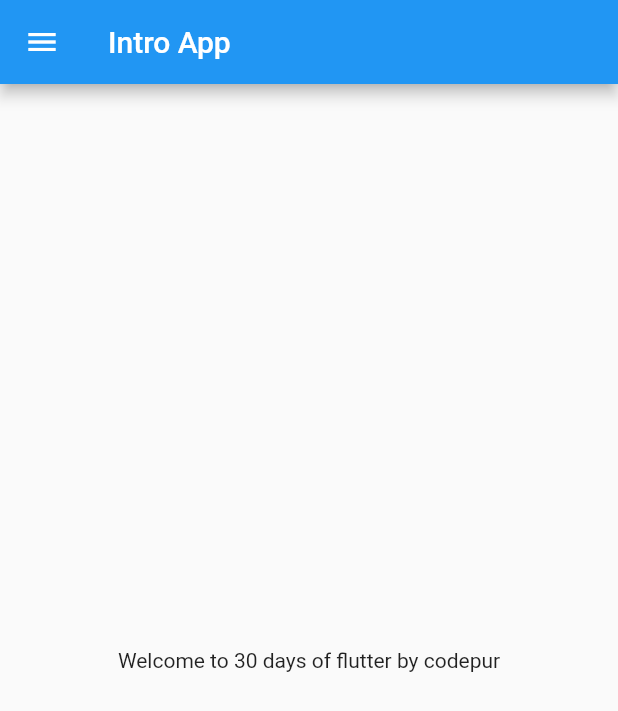
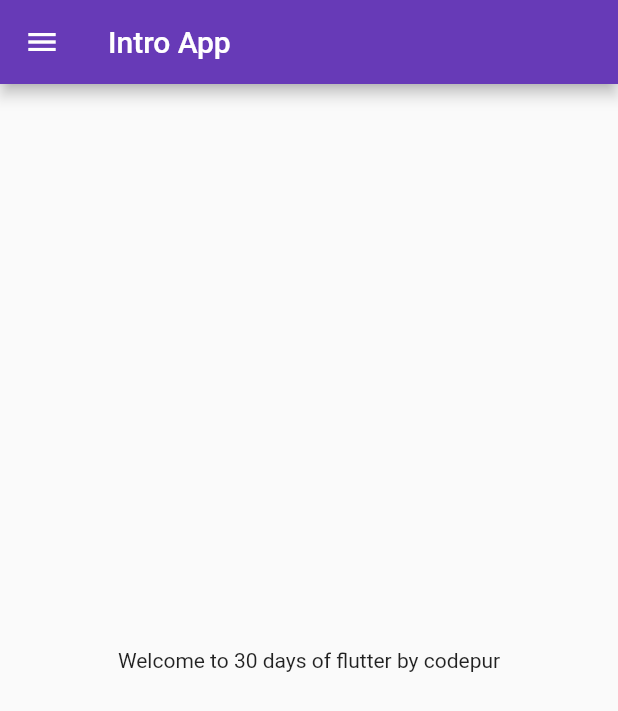
Before and after one commit to Abjijeetkumar/30daysofflutter, a Flutter app: the screen it shows after launch, on a phone screen of 412 x 824 dp. Shown: the top 711 px of the screen. Run offline on Flutter 3.47's test engine with Material 2 defaults, Android fonts, the phone set to English and light mode, and no system bars.

Commit message:
Day2 complete

```diff
--- a/lib/main.dart
+++ b/lib/main.dart
@@ -1,6 +1,7 @@
 import 'package:flutter/material.dart';
+import 'package:flutter_application_2/pages/login_page.dart';
 
-import 'home_page.dart';
+import 'pages/home_page.dart';
 
 void main() {
   runApp(MyApp());
@@ -12,7 +13,17 @@ class MyApp extends StatelessWidget {
 
 
     return MaterialApp(
-      home: HomePage(),
+      themeMode: ThemeMode.light,
+      theme: ThemeData( primarySwatch: Colors.deepPurple),
+      darkTheme: ThemeData(brightness: Brightness.dark,
+
+    ),
+    initialRoute: '/home',
+    routes: {
+      '/' : (context) => LoginPage(),
+      '/home' : (context) => HomePage(),
+      '/Login' : (context) => LoginPage(),
+    },
     );
   }
 }
```
Also changed, not shown: lib/pages/login_page.dart (added, +20 -0 lines), lib/pages/home_page.dart (renamed from lib/home_page.dart).
